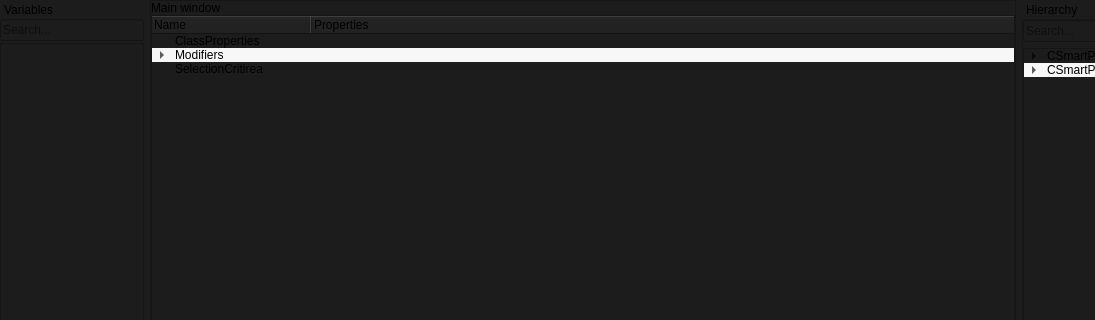
dertwist/Hammer5Tools, file smartprop_editor/main.ui: the form before one commit; both pictures show x 0 to 1095 and y 0 to 320 of the 1280 by 720 pixel window.
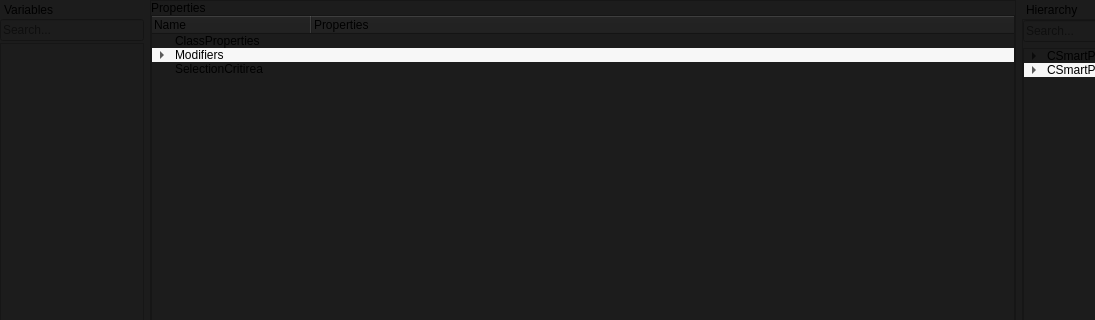
The form after the commit. Icons and pictures are not drawn.

Patch:
```diff
--- a/smartprop_editor/main.ui
+++ b/smartprop_editor/main.ui
@@ -68,7 +68,7 @@
           </font>
          </property>
          <property name="text">
-          <string>Main window</string>
+          <string>Properties</string>
          </property>
         </widget>
        </item>
```
